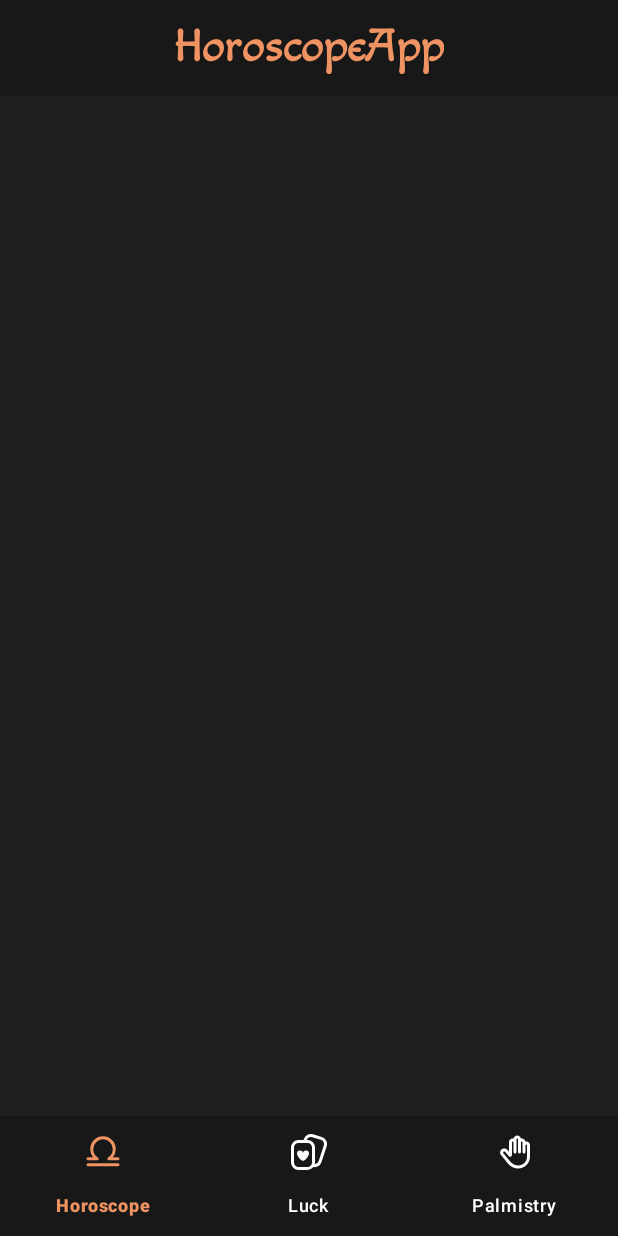
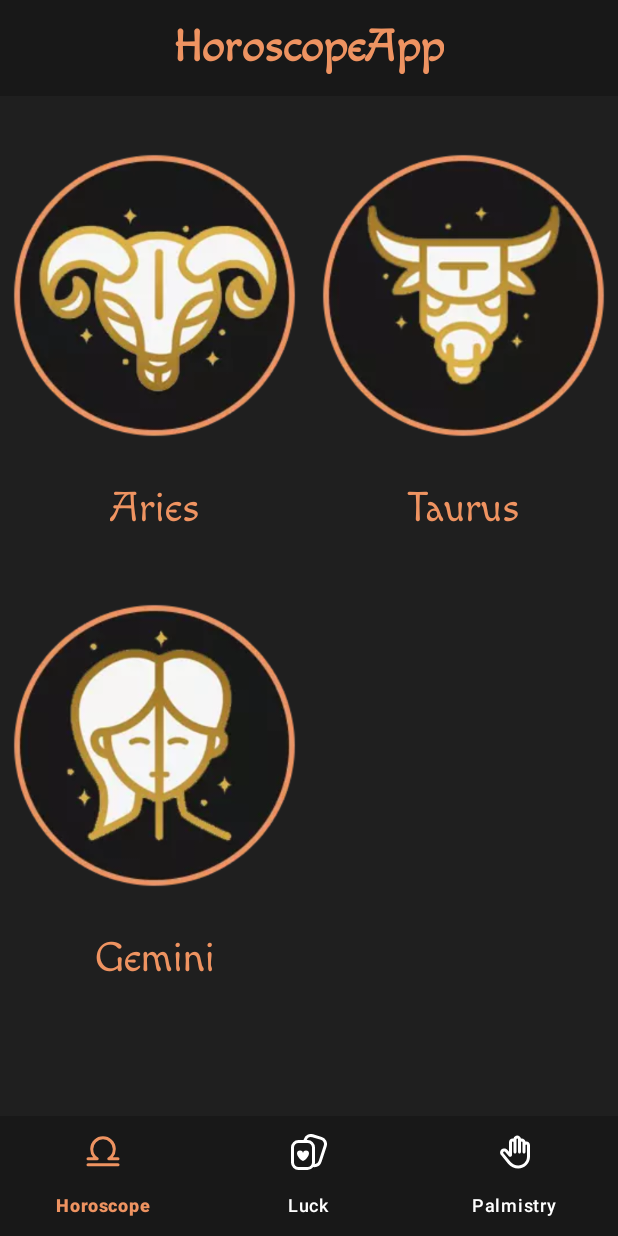
Before and after one commit to ailenaguino/Horoscope-Kotlin-App, an Android app: the screen it shows after launch (MainActivity), on a phone screen of 412 x 824 dp. Run offline under Robolectric (Android 15) with nearby library versions, the phone set to English and light mode, and no system bars; our stand-ins replace Dagger/Hilt's generated code, navigation-ui.

Commit message:
rv horoscope signs

```diff
--- a/app/src/main/java/com/ailenaguino/horoscopeapp/ui/horoscope/HoroscopeFragment.kt
+++ b/app/src/main/java/com/ailenaguino/horoscopeapp/ui/horoscope/HoroscopeFragment.kt
@@ -6,9 +6,17 @@ import android.view.LayoutInflater
 import android.view.View
 import android.view.ViewGroup
 import androidx.fragment.app.viewModels
+import androidx.lifecycle.Lifecycle
+import androidx.lifecycle.lifecycleScope
+import androidx.lifecycle.repeatOnLifecycle
+import androidx.recyclerview.widget.GridLayoutManager
+import androidx.recyclerview.widget.LinearLayoutManager
 import com.ailenaguino.horoscopeapp.R
 import com.ailenaguino.horoscopeapp.databinding.FragmentHoroscopeBinding
+import com.ailenaguino.horoscopeapp.ui.horoscope.adapter.HoroscopeAdapter
 import dagger.hilt.android.AndroidEntryPoint
+import kotlinx.coroutines.flow.collect
+import kotlinx.coroutines.launch
 
 @AndroidEntryPoint
 class HoroscopeFragment : Fragment() {
@@ -18,6 +26,8 @@ class HoroscopeFragment : Fragment() {
     private var _binding: FragmentHoroscopeBinding? = null
     private val binding get() = _binding!!
 
+    private lateinit var horAdapter: HoroscopeAdapter
+
     override fun onCreateView(
         inflater: LayoutInflater, container: ViewGroup?,
         savedInstanceState: Bundle?
@@ -26,4 +36,33 @@ class HoroscopeFragment : Fragment() {
         return binding.root
     }
 
+    override fun onViewCreated(view: View, savedInstanceState: Bundle?) { // este metodo es una vez que la vista ya fue creada
+        super.onViewCreated(view, savedInstanceState)
+        initUI()
+    }
+
+    private fun initUI() {
+        initRecyclerView()
+        initUIState()
+    }
+
+    private fun initRecyclerView() {
+        horAdapter = HoroscopeAdapter()
+
+        binding.rvHoroscope.apply {
+            layoutManager = GridLayoutManager(context, 2) //pa que sea una grilla de 2 columnas en vez de una lista
+            adapter = horAdapter
+        }
+    }
+
+    private fun initUIState() {
+        lifecycleScope.launch { //Esta es una corrutina que iniciamos y que se engancha al ciclo de vida del fragment.
+            repeatOnLifecycle(Lifecycle.State.CREATED){
+                horoscopeViewModel.horoscope.collect{ //este collect le dice al fragment que se suscriba/enganche al vm horoscope, entonces cada que este cambia, se ejecuta lo que esta dentro de collect
+                    horAdapter.updateList(it)
+                }
+            }
+        }
+    }
+
 }
--- a/app/src/main/java/com/ailenaguino/horoscopeapp/ui/horoscope/HoroscopeViewModel.kt
+++ b/app/src/main/java/com/ailenaguino/horoscopeapp/ui/horoscope/HoroscopeViewModel.kt
@@ -1,10 +1,21 @@
 package com.ailenaguino.horoscopeapp.ui.horoscope
 
 import androidx.lifecycle.ViewModel
+import com.ailenaguino.horoscopeapp.domain.model.HoroscopeInfo
+import com.ailenaguino.horoscopeapp.domain.model.HoroscopeInfo.*
 import dagger.hilt.android.lifecycle.HiltViewModel
+import kotlinx.coroutines.flow.MutableStateFlow
+import kotlinx.coroutines.flow.StateFlow
 import javax.inject.Inject
 
 
 @HiltViewModel
 class HoroscopeViewModel @Inject constructor() : ViewModel() {
+
+    private var _horoscope = MutableStateFlow<List<HoroscopeInfo>>(emptyList())
+    val horoscope: StateFlow<List<HoroscopeInfo>> = _horoscope
+
+    init {
+        _horoscope.value = listOf(Aries, Taurus, Gemini)
+    }
 }
--- /dev/null
+++ b/app/src/main/java/com/ailenaguino/horoscopeapp/ui/horoscope/adapter/HoroscopeAdapter.kt
@@ -0,0 +1,28 @@
+package com.ailenaguino.horoscopeapp.ui.horoscope.adapter
+
+import android.view.LayoutInflater
+import android.view.ViewGroup
+import androidx.recyclerview.widget.RecyclerView
+import com.ailenaguino.horoscopeapp.R
+import com.ailenaguino.horoscopeapp.domain.model.HoroscopeInfo
+
+class HoroscopeAdapter(private var horoscopeList: List<HoroscopeInfo> = emptyList()) :
+    RecyclerView.Adapter<HoroscopeViewHolder>() {
+
+    override fun onCreateViewHolder(parent: ViewGroup, viewType: Int): HoroscopeViewHolder {
+        return HoroscopeViewHolder(
+            LayoutInflater.from(parent.context).inflate(R.layout.item_horoscope, parent, false)
+        )
+    }
+
+    override fun onBindViewHolder(holder: HoroscopeViewHolder, position: Int) {
+        holder.render(horoscopeList[position])
+    }
+
+    override fun getItemCount() = horoscopeList.size
+
+    fun updateList(list:List<HoroscopeInfo>){
+        horoscopeList = list
+        notifyDataSetChanged()
+    }
+}
--- /dev/null
+++ b/app/src/main/java/com/ailenaguino/horoscopeapp/ui/horoscope/adapter/HoroscopeViewHolder.kt
@@ -0,0 +1,17 @@
+package com.ailenaguino.horoscopeapp.ui.horoscope.adapter
+
+import android.view.View
+import androidx.recyclerview.widget.RecyclerView
+import com.ailenaguino.horoscopeapp.databinding.ItemHoroscopeBinding
+import com.ailenaguino.horoscopeapp.domain.model.HoroscopeInfo
+
+class HoroscopeViewHolder(view: View) : RecyclerView.ViewHolder(view) {
+
+    private val binding = ItemHoroscopeBinding.bind(view)
+
+    fun render(horoscopeInfo: HoroscopeInfo) {
+        binding.ivHoroscope.setImageResource(horoscopeInfo.img)
+        binding.tvHoroscopeTitle.text =
+            binding.tvHoroscopeTitle.context.getString(horoscopeInfo.name)
+    }
+}
--- a/app/src/main/res/layout/fragment_horoscope.xml
+++ b/app/src/main/res/layout/fragment_horoscope.xml
@@ -7,4 +7,9 @@
     tools:context=".ui.horoscope.HoroscopeFragment">
 
 
+    <androidx.recyclerview.widget.RecyclerView
+        android:id="@+id/rvHoroscope"
+        android:layout_width="match_parent"
+        android:layout_height="match_parent"/>
+
 </FrameLayout>
--- /dev/null
+++ b/app/src/main/res/layout/item_horoscope.xml
@@ -0,0 +1,27 @@
+<?xml version="1.0" encoding="utf-8"?>
+<androidx.constraintlayout.widget.ConstraintLayout xmlns:android="http://schemas.android.com/apk/res/android"
+    xmlns:app="http://schemas.android.com/apk/res-auto"
+    android:layout_width="match_parent"
+    android:layout_height="wrap_content"
+    android:padding="8dp">
+
+    <androidx.appcompat.widget.AppCompatImageView
+        android:id="@+id/ivHoroscope"
+        android:layout_width="wrap_content"
+        android:layout_height="wrap_content"
+        app:layout_constraintEnd_toEndOf="parent"
+        app:layout_constraintStart_toStartOf="parent"
+        app:layout_constraintTop_toTopOf="parent" />
+
+    <TextView
+        android:id="@+id/tvHoroscopeTitle"
+        android:layout_width="wrap_content"
+        android:layout_height="wrap_content"
+        android:fontFamily="@font/macondo_regular"
+        android:textSize="28sp"
+        android:textColor="@color/secondary"
+        app:layout_constraintEnd_toEndOf="parent"
+        app:layout_constraintStart_toStartOf="parent"
+        app:layout_constraintTop_toBottomOf="@+id/ivHoroscope" />
+
+</androidx.constraintlayout.widget.ConstraintLayout>
```
